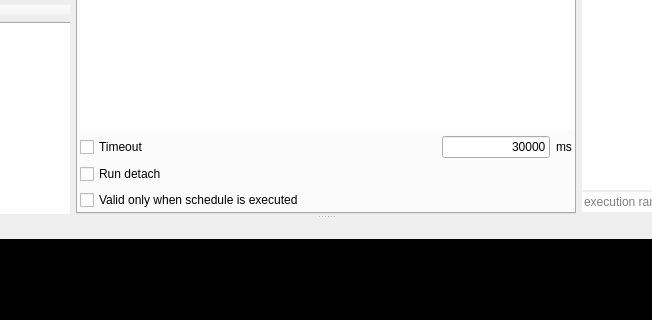
First picture: the form in src/ProfileEditor/profileeditor.ui, repository karakirimu/AutoBatchTools, before the edit; both pictures show x 186 to 838 and y 296 to 616 of the 1024 by 768 pixel window.
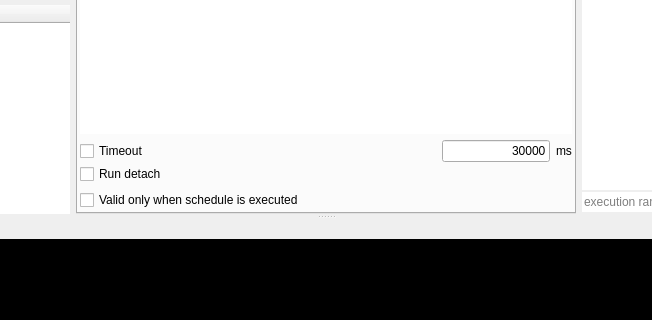
Second picture: the form after the edit. The open tabs and pages were chosen to show the change. Icons and pictures are not drawn. Custom widgets are drawn as their Qt base class.

Commit message: [update] add checkbox function

```diff
--- a/src/ProfileEditor/profileeditor.ui
+++ b/src/ProfileEditor/profileeditor.ui
@@ -733,7 +733,10 @@
               <property name="frameShadow">
                <enum>QFrame::Raised</enum>
               </property>
-              <layout class="QHBoxLayout" name="horizontalLayout_4">
+              <property name="lineWidth">
+               <number>0</number>
+              </property>
+              <layout class="QGridLayout" name="gridLayout_3">
                <property name="leftMargin">
                 <number>0</number>
                </property>
@@ -746,27 +749,10 @@
                <property name="bottomMargin">
                 <number>0</number>
                </property>
-               <item>
-                <widget class="QCheckBox" name="timeoutCheckBox">
-                 <property name="text">
-                  <string>Timeout</string>
-                 </property>
-                </widget>
-               </item>
-               <item>
-                <spacer name="horizontalSpacer_4">
-                 <property name="orientation">
-                  <enum>Qt::Horizontal</enum>
-                 </property>
-                 <property name="sizeHint" stdset="0">
-                  <size>
-                   <width>40</width>
-                   <height>20</height>
-                  </size>
-                 </property>
-                </spacer>
-               </item>
-               <item>
+               <property name="verticalSpacing">
+                <number>2</number>
+               </property>
+               <item row="0" column="2">
                 <widget class="QLineEdit" name="timeoutLineEdit">
                  <property name="sizePolicy">
                   <sizepolicy hsizetype="Fixed" vsizetype="Fixed">
@@ -785,23 +771,49 @@
                  </property>
                 </widget>
                </item>
-               <item>
+               <item row="1" column="0">
+                <widget class="QCheckBox" name="runDetachCheckBox">
+                 <property name="text">
+                  <string>Run detach</string>
+                 </property>
+                </widget>
+               </item>
+               <item row="0" column="3">
                 <widget class="QLabel" name="label_3">
+                 <property name="sizePolicy">
+                  <sizepolicy hsizetype="Minimum" vsizetype="Preferred">
+                   <horstretch>0</horstretch>
+                   <verstretch>0</verstretch>
+                  </sizepolicy>
+                 </property>
                  <property name="text">
                   <string>ms</string>
                  </property>
                 </widget>
                </item>
+               <item row="0" column="0">
+                <widget class="QCheckBox" name="timeoutCheckBox">
+                 <property name="text">
+                  <string>Timeout</string>
+                 </property>
+                </widget>
+               </item>
+               <item row="0" column="1">
+                <spacer name="horizontalSpacer_4">
+                 <property name="orientation">
+                  <enum>Qt::Horizontal</enum>
+                 </property>
+                 <property name="sizeHint" stdset="0">
+                  <size>
+                   <width>40</width>
+                   <height>20</height>
+                  </size>
+                 </property>
+                </spacer>
+               </item>
               </layout>
              </widget>
             </item>
-            <item>
-             <widget class="QCheckBox" name="runDetachCheckBox">
-              <property name="text">
-               <string>Run detach</string>
-              </property>
-             </widget>
-            </item>
             <item>
              <widget class="QCheckBox" name="autoOnlyCheckBox">
               <property name="text">
```
Left out of the diff: 11 changed lines with no effect on the pictures.
